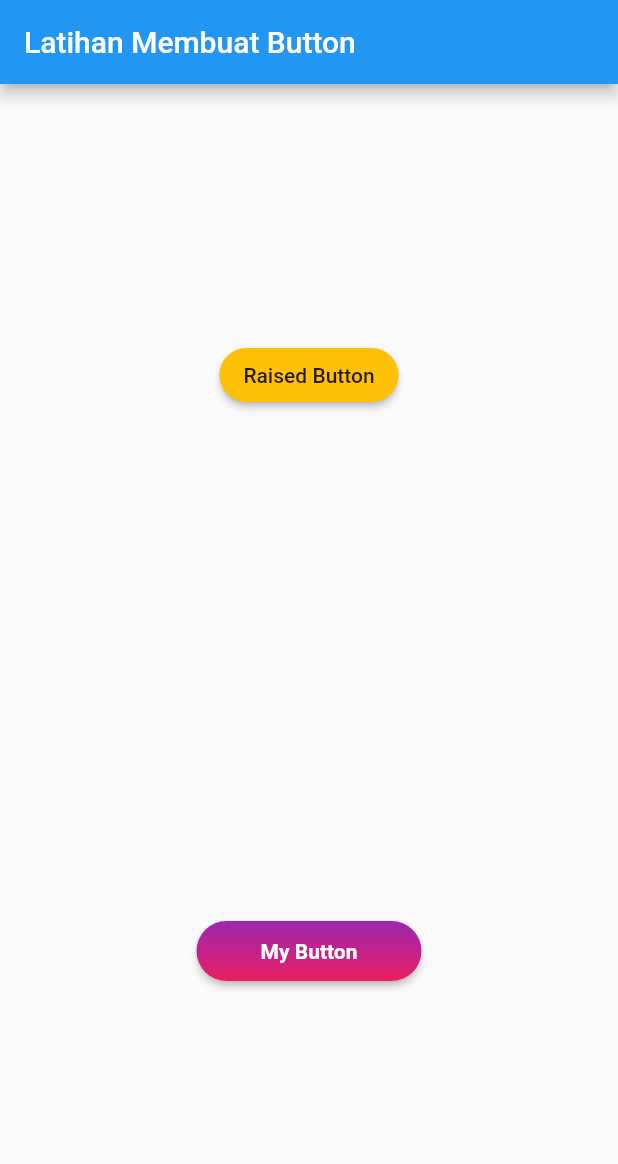
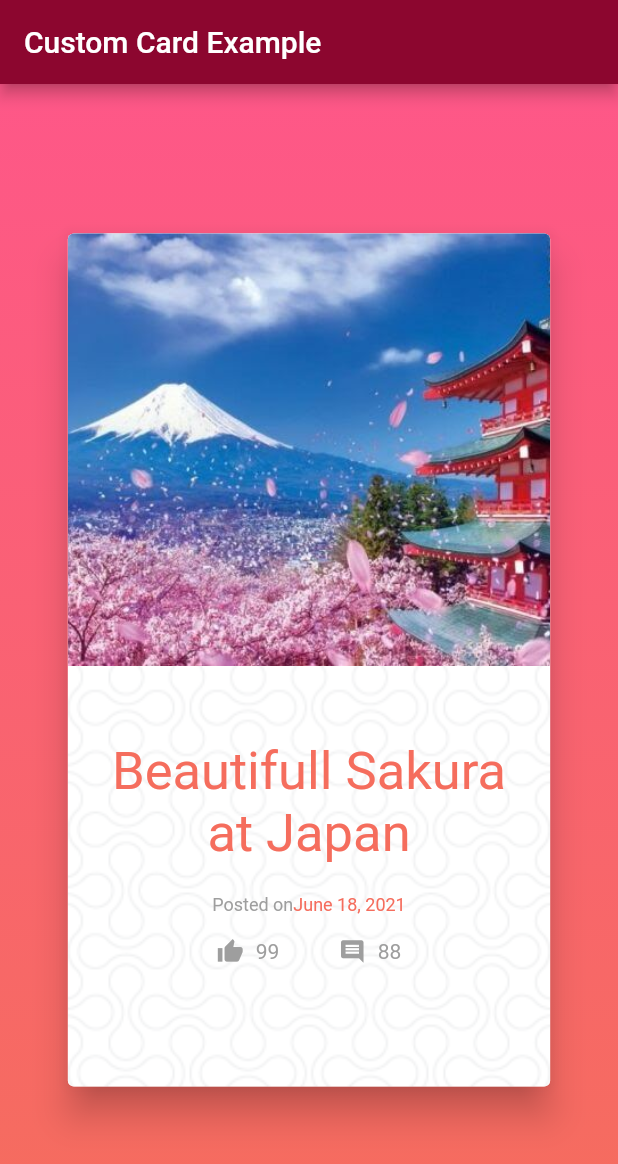
Before and after one commit to rivaldofez/flutter_learnerd, a Flutter app: the screen it shows after launch, on a phone screen of 412 x 824 dp. Shown: the top 1164 px of the screen. Run offline on Flutter 3.47's test engine with Material 2 defaults, Android fonts, the phone set to English and light mode, and no system bars.

Commit message:
using custom card widget

```diff
--- a/lib/main.dart
+++ b/lib/main.dart
@@ -6,46 +6,110 @@ class MyApp extends StatelessWidget {
   @override
   Widget build(BuildContext context) {
     return MaterialApp(
-      home: Scaffold(
+      home: MainPage(),
+    );
+  }
+}
+
+class MainPage extends StatelessWidget {
+  @override
+  Widget build(BuildContext context) {
+    return Scaffold(
       appBar: AppBar(
-          title: Text("Latihan Membuat Button"),
+        title: Text(
+          "Custom Card Example",
+          style: TextStyle(color: Colors.white),
         ),
-        body: Center(
-          child: Column(
-            mainAxisAlignment: MainAxisAlignment.spaceAround,
+        backgroundColor: Color(0xFF8C062F),
+      ),
+      body: Stack(
         children: [
-              RaisedButton(
-                color: Colors.amber,
-                child: Text("Raised Button"),
-                shape: StadiumBorder(),
-                onPressed: (){},
-              ),
-              Material(
-                borderRadius: BorderRadius.circular(20),
-                elevation: 2,
-                child: Container(
-                  width: 150,
-                  height: 40,
+          Container(
             decoration: BoxDecoration(
-                    borderRadius: BorderRadius.circular(20),
               gradient: LinearGradient(
                 colors: [
-                        Colors.purple,
-                        Colors.pink
+                  Color(0xFFFE5788),
+                  Color(0xFFF56D5D),
                 ],
                 begin: Alignment.topCenter,
                 end: Alignment.bottomCenter,
-                    )
               ),
-                  child: Material(
-                    borderRadius: BorderRadius.circular(20),
-                    color: Colors.transparent,
-                    child: InkWell(
-                      onTap: (){},
-                      splashColor: Colors.amber,
-                      borderRadius: BorderRadius.circular(20),
-                      child: Center(child: Text("My Button", style: TextStyle(color: Colors.white, fontWeight: FontWeight.bold),)),
             ),
+          ),
+          Center(
+            child: SizedBox(
+              width: MediaQuery.of(context).size.width * 0.8,
+              height: MediaQuery.of(context).size.height * 0.7,
+              child: Card(
+                elevation: 10,
+                child: Stack(
+                  children: [
+                    Opacity(
+                      opacity: 0.7,
+                      child: Container(
+                        decoration: BoxDecoration(
+                          borderRadius: BorderRadius.circular(4),
+                          image: DecorationImage(
+                            image: AssetImage("images/pattern.png"),
+                            fit: BoxFit.cover,
+                          ),
+                        ),
+                      ),
+                    ),
+                    Container(
+                      height: MediaQuery.of(context).size.height * 0.35,
+                      decoration: BoxDecoration(
+                        borderRadius: BorderRadius.only(
+                            topLeft: Radius.circular(4),
+                            topRight: Radius.circular(4)),
+                        image: DecorationImage(
+                            image: AssetImage("images/pemandangan.jpg"),
+                            fit: BoxFit.cover),
+                      ),
+                    ),
+                    Container(
+                      margin: EdgeInsets.fromLTRB(
+                          20,
+                          50 + MediaQuery.of(context).size.height * 0.35,
+                          20,
+                          20),
+                      child: Center(
+                        child: Column(
+                          children: [
+                            Text("Beautifull Sakura at Japan",
+                                style: TextStyle(
+                                    color: Color(0xFFF56D5D), fontSize: 35),
+                                maxLines: 2,
+                                textAlign: TextAlign.center),
+                            Container(
+                              margin: EdgeInsets.fromLTRB(0, 20, 0, 15),
+                              child: Row(
+                                mainAxisAlignment: MainAxisAlignment.center,
+                                children: [
+                                  Text("Posted on",
+                                      style: TextStyle(
+                                          color: Colors.grey, fontSize: 12),),
+                                  Text("June 18, 2021",
+                                      style: TextStyle(
+                                          color: Color(0xFFF56D5D), fontSize: 12),),
+                                ],
+                              ),
+                            ),
+                            Row(
+                              children: [
+                                Spacer(flex: 10,),
+                                Icon(Icons.thumb_up, size: 18,color: Colors.grey,),
+                                Spacer(flex: 1,),
+                                Text("99", style: TextStyle(color: Colors.grey),),
+                                Spacer(flex: 5,),
+                                Icon(Icons.comment, size: 18,color: Colors.grey,),
+                                Spacer(flex: 1),
+                                Text("88", style: TextStyle(color: Colors.grey),),
+                                Spacer(flex: 10,),
+
+                              ],
+                            ),
+                          ],
                         ),
                       ),
                     ),
@@ -53,6 +117,9 @@ class MyApp extends StatelessWidget {
                 ),
               ),
             ),
+          ),
+        ],
+      ),
     );
   }
 }
--- a/pubspec.yaml
+++ b/pubspec.yaml
@@ -48,6 +48,7 @@ flutter:
   assets:
     - images/seon_hoo.jpg
     - images/pattern.png
+    - images/pemandangan.jpg
 
   # An image asset can refer to one or more resolution-specific "variants", see
   # https://flutter.dev/assets-and-images/#resolution-aware.
```
Also changed, not shown: images/pattern.png, images/pemandangan.jpg (added). Lines whose indentation alone changed are shown as unchanged.
